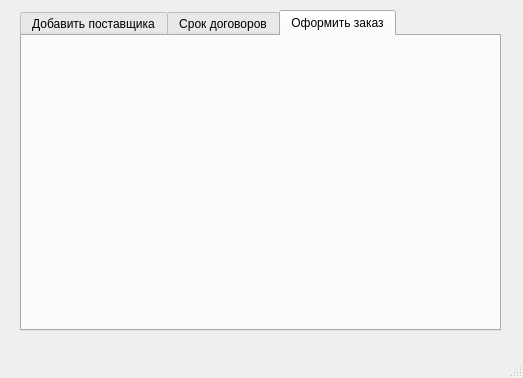
This is windowpredpriatia.ui in IraSoro/bike-store-database as Qt 5 draws it before an edit. The edited form follows.
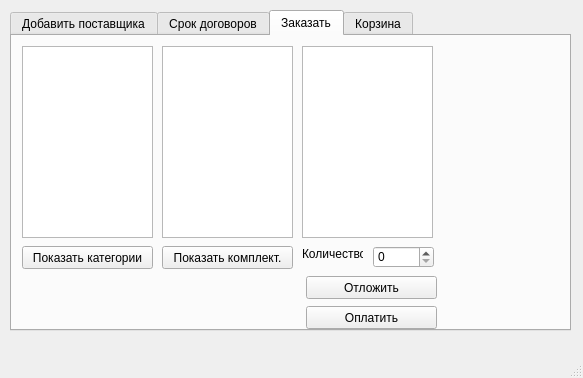
This is the edited form. The open tabs and pages were chosen to show the change.

Commit message: Added sections in forms

Diff of the .ui file:
```diff
--- a/windowpredpriatia.ui
+++ b/windowpredpriatia.ui
@@ -6,7 +6,7 @@
    <rect>
     <x>0</x>
     <y>0</y>
-    <width>523</width>
+    <width>583</width>
     <height>378</height>
    </rect>
   </property>
@@ -17,9 +17,9 @@
    <widget class="QTabWidget" name="tabWidget">
     <property name="geometry">
      <rect>
-      <x>20</x>
+      <x>10</x>
       <y>10</y>
-      <width>481</width>
+      <width>561</width>
       <height>321</height>
      </rect>
     </property>
@@ -165,8 +165,190 @@
     </widget>
     <widget class="QWidget" name="tab_3">
      <attribute name="title">
-      <string>Оформить заказ</string>
+      <string>Заказать</string>
      </attribute>
+     <widget class="QListView" name="listView">
+      <property name="geometry">
+       <rect>
+        <x>10</x>
+        <y>10</y>
+        <width>131</width>
+        <height>192</height>
+       </rect>
+      </property>
+     </widget>
+     <widget class="QListView" name="listView_2">
+      <property name="geometry">
+       <rect>
+        <x>150</x>
+        <y>10</y>
+        <width>131</width>
+        <height>192</height>
+       </rect>
+      </property>
+     </widget>
+     <widget class="QListView" name="listView_3">
+      <property name="geometry">
+       <rect>
+        <x>290</x>
+        <y>10</y>
+        <width>131</width>
+        <height>192</height>
+       </rect>
+      </property>
+     </widget>
+     <widget class="QPushButton" name="pushButton">
+      <property name="geometry">
+       <rect>
+        <x>10</x>
+        <y>210</y>
+        <width>131</width>
+        <height>23</height>
+       </rect>
+      </property>
+      <property name="text">
+       <string>Показать категории</string>
+      </property>
+     </widget>
+     <widget class="QPushButton" name="pushButton_2">
+      <property name="geometry">
+       <rect>
+        <x>150</x>
+        <y>210</y>
+        <width>131</width>
+        <height>23</height>
+       </rect>
+      </property>
+      <property name="text">
+       <string>Показать комплект.</string>
+      </property>
+     </widget>
+     <widget class="QSpinBox" name="spinBox">
+      <property name="geometry">
+       <rect>
+        <x>361</x>
+        <y>210</y>
+        <width>61</width>
+        <height>22</height>
+       </rect>
+      </property>
+     </widget>
+     <widget class="QLabel" name="label_10">
+      <property name="geometry">
+       <rect>
+        <x>290</x>
+        <y>210</y>
+        <width>61</width>
+        <height>16</height>
+       </rect>
+      </property>
+      <property name="text">
+       <string>Количество</string>
+      </property>
+     </widget>
+     <widget class="QPushButton" name="pushButton_3">
+      <property name="geometry">
+       <rect>
+        <x>294</x>
+        <y>240</y>
+        <width>131</width>
+        <height>23</height>
+       </rect>
+      </property>
+      <property name="text">
+       <string>Отложить</string>
+      </property>
+     </widget>
+     <widget class="QPushButton" name="pushButton_4">
+      <property name="geometry">
+       <rect>
+        <x>294</x>
+        <y>270</y>
+        <width>131</width>
+        <height>23</height>
+       </rect>
+      </property>
+      <property name="text">
+       <string>Оплатить</string>
+      </property>
+     </widget>
+    </widget>
+    <widget class="QWidget" name="tab_4">
+     <attribute name="title">
+      <string>Корзина</string>
+     </attribute>
+     <widget class="QLabel" name="label_14">
+      <property name="geometry">
+       <rect>
+        <x>20</x>
+        <y>10</y>
+        <width>141</width>
+        <height>16</height>
+       </rect>
+      </property>
+      <property name="text">
+       <string>Комплектующие на заказ</string>
+      </property>
+     </widget>
+     <widget class="QTableView" name="tableView">
+      <property name="geometry">
+       <rect>
+        <x>10</x>
+        <y>40</y>
+        <width>381</width>
+        <height>241</height>
+       </rect>
+      </property>
+     </widget>
+     <widget class="QPushButton" name="pushButton_7">
+      <property name="geometry">
+       <rect>
+        <x>160</x>
+        <y>10</y>
+        <width>75</width>
+        <height>23</height>
+       </rect>
+      </property>
+      <property name="text">
+       <string>Показать</string>
+      </property>
+     </widget>
+     <widget class="QLabel" name="label_15">
+      <property name="geometry">
+       <rect>
+        <x>400</x>
+        <y>230</y>
+        <width>47</width>
+        <height>13</height>
+       </rect>
+      </property>
+      <property name="text">
+       <string>Итого:</string>
+      </property>
+     </widget>
+     <widget class="QLineEdit" name="lineEdit">
+      <property name="geometry">
+       <rect>
+        <x>440</x>
+        <y>230</y>
+        <width>113</width>
+        <height>20</height>
+       </rect>
+      </property>
+     </widget>
+     <widget class="QPushButton" name="pushButton_8">
+      <property name="geometry">
+       <rect>
+        <x>440</x>
+        <y>260</y>
+        <width>111</width>
+        <height>23</height>
+       </rect>
+      </property>
+      <property name="text">
+       <string>Оплатить</string>
+      </property>
+     </widget>
     </widget>
    </widget>
   </widget>
```
Left out of the diff: 97 changed lines with no effect on the pictures. The commit also changes 4 other files.
